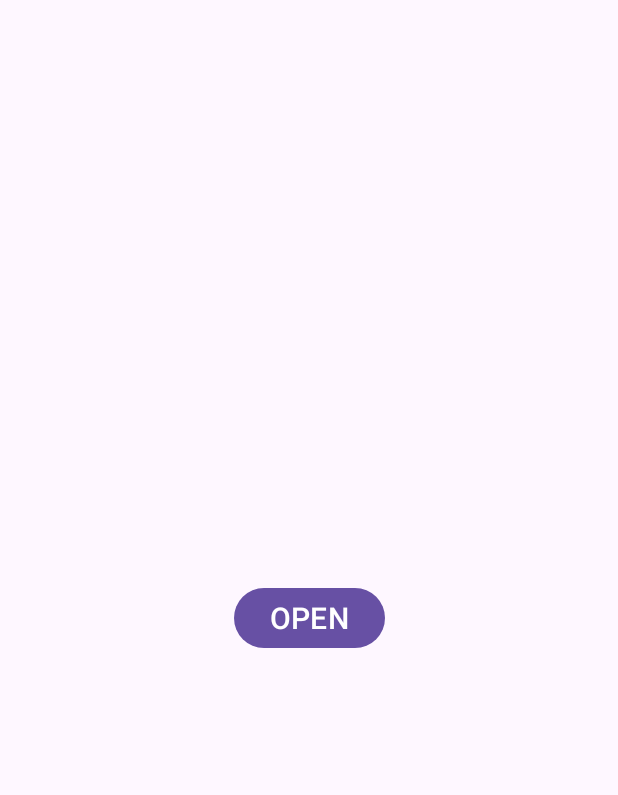
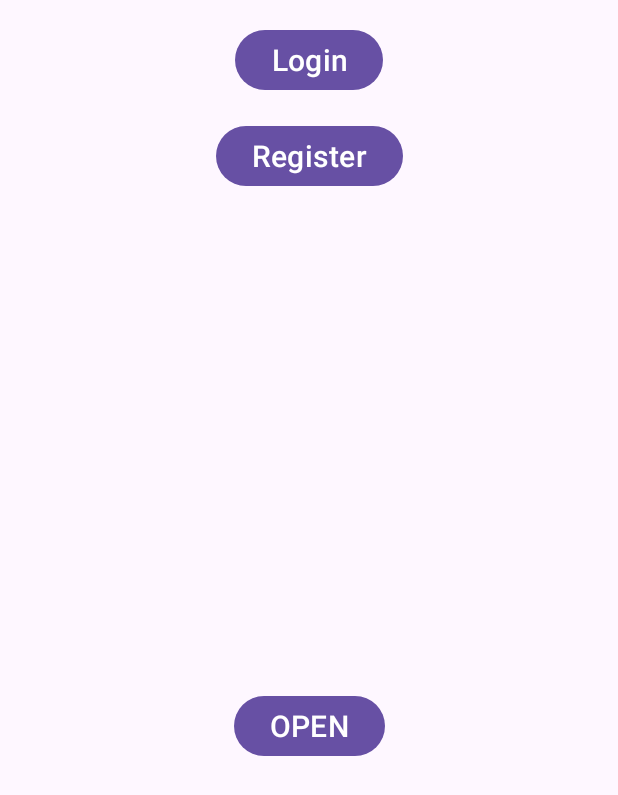
Before and after one commit to Ukiyyy/pjappPro, an Android app: the layout activity_main.xml on its own in the app's theme, with its tools: preview values and no code run, on a phone screen of 412 x 824 dp. Shown: the top 795 px of the screen. Run offline under Robolectric (Android 15) with nearby library versions, the phone set to English and light mode, and no system bars.

Commit message:
added buttons/opens activities

```diff
--- a/app/src/main/java/com/example/pjapppro/LoginActivity.kt
+++ b/app/src/main/java/com/example/pjapppro/LoginActivity.kt
@@ -1,4 +1,5 @@
 package com.example.pjapppro
 
 class LoginActivity {
+
 }
--- a/app/src/main/res/layout/activity_main.xml
+++ b/app/src/main/res/layout/activity_main.xml
@@ -7,16 +7,38 @@
     tools:context=".MainActivity">
 
     <Button
+        android:id="@+id/buttonLogin"
+        android:layout_width="wrap_content"
+        android:layout_height="wrap_content"
+        android:text="Login"
+        android:textSize="20sp"
+        app:layout_constraintStart_toStartOf="parent"
+        app:layout_constraintEnd_toEndOf="parent"
+        app:layout_constraintTop_toTopOf="parent"
+        android:layout_marginTop="16dp" />
+
+    <Button
+        android:id="@+id/buttonRegister"
+        android:layout_width="wrap_content"
+        android:layout_height="wrap_content"
+        android:text="Register"
+        android:textSize="20sp"
+        app:layout_constraintTop_toBottomOf="@id/buttonLogin"
+        app:layout_constraintStart_toStartOf="parent"
+        app:layout_constraintEnd_toEndOf="parent"
+        android:layout_marginTop="16dp" />
+
+    <Button
         android:id="@+id/button2"
         android:layout_width="wrap_content"
         android:layout_height="wrap_content"
         android:onClick="btnQRscanner"
         android:text="OPEN"
         android:textSize="20dp"
+        app:layout_constraintTop_toBottomOf="@id/buttonRegister"
+        app:layout_constraintStart_toStartOf="parent"
+        app:layout_constraintEnd_toEndOf="parent"
         app:layout_constraintBottom_toBottomOf="parent"
-        app:layout_constraintEnd_toEndOf="parent"
-        app:layout_constraintStart_toStartOf="parent"
-        app:layout_constraintTop_toTopOf="parent" />
-
+        android:layout_marginTop="16dp" />
 
 </androidx.constraintlayout.widget.ConstraintLayout>
```
Also changed, not shown: app/build.gradle (+9 -0 lines), app/src/main/AndroidManifest.xml (+14 -0 lines), app/src/main/java/com/example/pjapppro/MainActivity.kt (+14 -1 lines), app/src/main/java/com/example/pjapppro/RegisterActivity.kt (+51 -1 lines).
